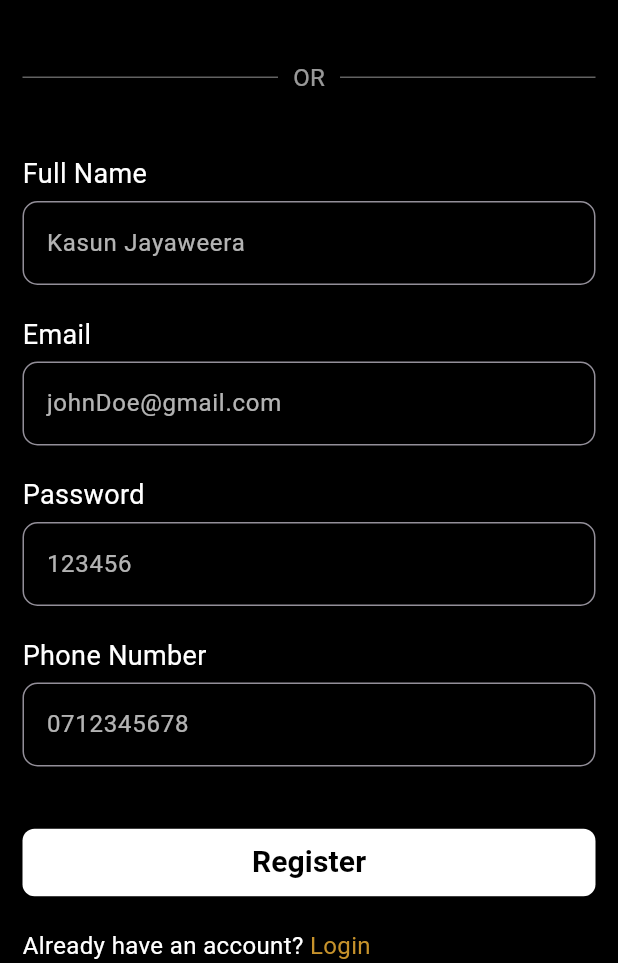
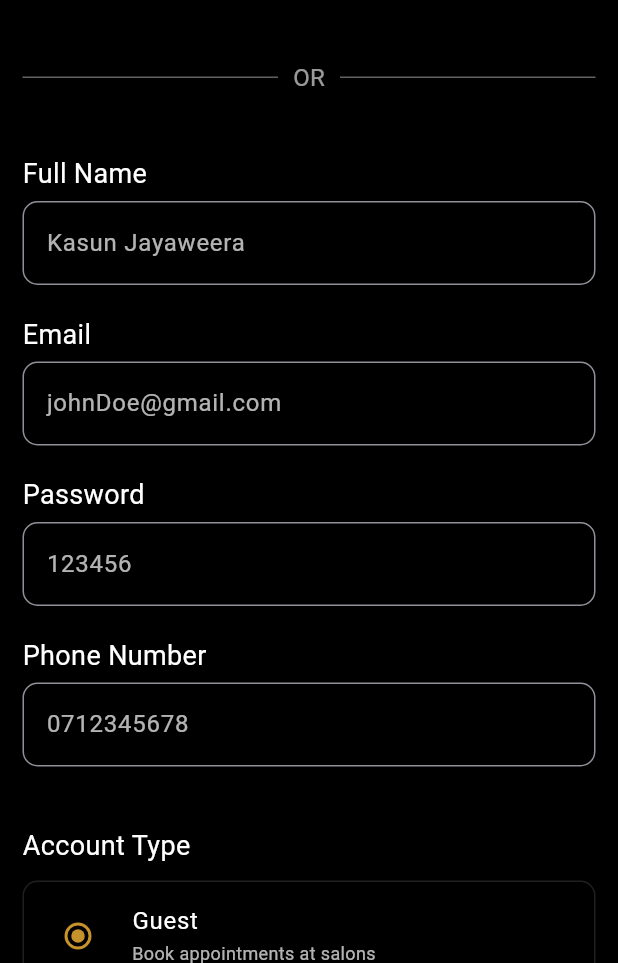
Before and after one commit to maleesha-pramud/saloon_guide, a Flutter app: the RegisterScreen screen opened by its route, scrolled down 51 dp, on a phone screen of 412 x 824 dp, the part 273-1236 px from its top. Run offline on Flutter 3.47's test engine with Material 3 defaults, Android fonts, the phone set to English and light mode, and no system bars; our stand-ins replace flutter_secure_storage, google_maps_flutter; accounts and stored records are empty.

Commit message:
feat: add role selection in registration and update user role checks in settings

```diff
--- a/lib/pages/register/register_screen.dart
+++ b/lib/pages/register/register_screen.dart
@@ -18,6 +18,7 @@ class RegisterScreen extends StatefulWidget {
 class _RegisterScreenState extends State<RegisterScreen> {
   bool _isLoading = false;
   String _errorMessage = '';
+  String _selectedRole = 'guest'; // Add role selection state
 
   final TextEditingController _nameController = TextEditingController(text: '');
   final TextEditingController _emailController =
@@ -65,6 +66,7 @@ class _RegisterScreenState extends State<RegisterScreen> {
           'email': _emailController.text,
           'password': _passwordController.text,
           'phone': _phoneController.text,
+          'role': _selectedRole, // Add role to API request
         }),
       );
 
@@ -218,6 +220,65 @@ class _RegisterScreenState extends State<RegisterScreen> {
                       labelText: 'Phone Number',
                       keyboardType: TextInputType.phone,
                     ),
+                    SizedBox(height: 20),
+
+                    // Add role selection section
+                    Text(
+                      'Account Type',
+                      style: TextStyle(color: Colors.white, fontSize: 18),
+                    ),
+                    SizedBox(height: 10),
+                    Container(
+                      decoration: BoxDecoration(
+                        border: Border.all(color: Colors.white12, width: 1),
+                        borderRadius: BorderRadius.circular(10),
+                      ),
+                      child: Column(
+                        children: [
+                          RadioListTile<String>(
+                            title: Text(
+                              'Guest',
+                              style: TextStyle(color: Colors.white),
+                            ),
+                            subtitle: Text(
+                              'Book appointments at salons',
+                              style: TextStyle(
+                                  color: Colors.white70, fontSize: 12),
+                            ),
+                            value: 'guest',
+                            groupValue: _selectedRole,
+                            onChanged: (value) {
+                              setState(() {
+                                _selectedRole = value!;
+                              });
+                            },
+                            activeColor: AppColors.primaryDark,
+                          ),
+                          Divider(color: Colors.white12, height: 1),
+                          RadioListTile<String>(
+                            title: Text(
+                              'Salon Owner',
+                              style: TextStyle(color: Colors.white),
+                            ),
+                            subtitle: Text(
+                              'Manage your salon and bookings',
+                              style: TextStyle(
+                                  color: Colors.white70, fontSize: 12),
+                            ),
+                            value: 'owner',
+                            groupValue: _selectedRole,
+                            onChanged: (value) {
+                              setState(() {
+                                _selectedRole = value!;
+                              });
+                            },
+                            activeColor: AppColors.primaryDark,
+                          ),
+                        ],
+                      ),
+                    ),
+                    SizedBox(height: 20),
+
                     if (_errorMessage.isNotEmpty)
                       Padding(
                         padding: const EdgeInsets.only(top: 8.0),
--- a/lib/pages/settings/settings_screen.dart
+++ b/lib/pages/settings/settings_screen.dart
@@ -209,7 +209,8 @@ class _SettingsScreenState extends State<SettingsScreen> {
 
                           // Salon section - only for salon owners
                           if (userData != null &&
-                              userData!['role_id'] == 2) ...[
+                              (userData!['role_id'] == 2 ||
+                                  userData!['role'] == 'owner')) ...[
                             SaloonDetailsCard(
                                 userData: userData!, token: token!),
                           ],
--- a/lib/pages/settings/widgets/saloon_details_card.dart
+++ b/lib/pages/settings/widgets/saloon_details_card.dart
@@ -23,8 +23,8 @@ class _SaloonDetailsCardState extends State<SaloonDetailsCard> {
   @override
   void initState() {
     super.initState();
-    // If user is a salon owner (role_id = 2), fetch their salon details
-    if (widget.userData['role_id'] == 2) {
+    // If user is a salon owner (role_id = 2 or role = 'owner'), fetch their salon details
+    if (widget.userData['role_id'] == 2 || widget.userData['role'] == 'owner') {
       _loadSaloonDetails(widget.userData['id']);
     }
   }
--- a/lib/widgets/custom_drawer.dart
+++ b/lib/widgets/custom_drawer.dart
@@ -110,7 +110,7 @@ class _CustomDrawerState extends State<CustomDrawer> {
               // Navigate to favorites
             },
           ),
-          userData?['role_id'] == 2
+          userData?['role'] == 'owner' || userData?['role_id'] == 2
               ? ListTile(
                   leading: Icon(Icons.add_business),
                   title: Text('Create Saloon'),
--- a/lib/widgets/custom_form_text_field.dart
+++ b/lib/widgets/custom_form_text_field.dart
@@ -9,6 +9,8 @@ class CustomFormTextField extends StatelessWidget {
   final String? Function(String?)? validator;
   final Widget? prefixIcon;
   final Widget? suffixIcon;
+  final bool readOnly;
+  final VoidCallback? onTap;
 
   const CustomFormTextField({
     super.key,
@@ -19,6 +21,8 @@ class CustomFormTextField extends StatelessWidget {
     this.validator,
     this.prefixIcon,
     this.suffixIcon,
+    this.readOnly = false,
+    this.onTap,
   });
 
   @override
@@ -29,6 +33,8 @@ class CustomFormTextField extends StatelessWidget {
         controller: controller,
         keyboardType: keyboardType,
         maxLines: maxLines,
+        readOnly: readOnly,
+        onTap: onTap,
         style: const TextStyle(color: Colors.white),
         decoration: InputDecoration(
           labelText: label,
```
